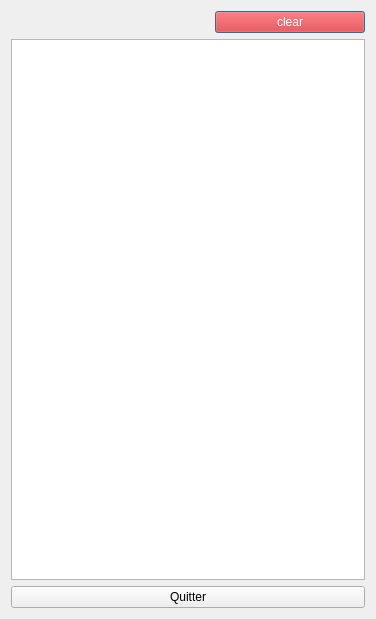
Above: historydialog.ui from bemmofulbert/Vernam_crypt_App before the change. Below: the same form after it.
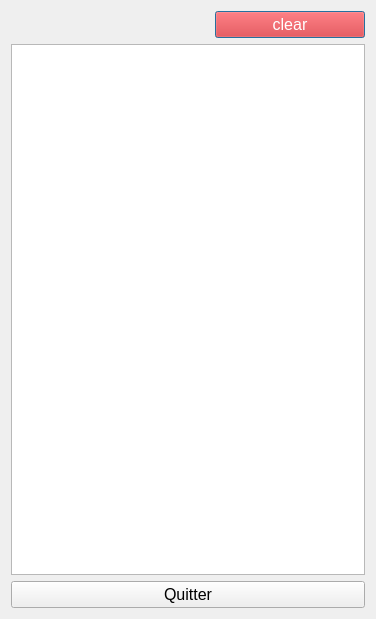
That is the form after the change. Icons and pictures are not drawn.

Patch:
```diff
--- a/historydialog.ui
+++ b/historydialog.ui
@@ -44,6 +44,12 @@
      </property>
      <item>
       <spacer name="horizontalSpacer">
+       <property name="font">
+        <font>
+         <pointsize>12</pointsize>
+         <stylestrategy>PreferDefault</stylestrategy>
+        </font>
+       </property>
        <property name="orientation">
         <enum>Qt::Horizontal</enum>
        </property>
@@ -69,6 +75,12 @@
          <height>16777215</height>
         </size>
        </property>
+       <property name="font">
+        <font>
+         <pointsize>12</pointsize>
+         <stylestrategy>PreferDefault</stylestrategy>
+        </font>
+       </property>
        <property name="autoFillBackground">
         <bool>false</bool>
        </property>
@@ -88,6 +100,12 @@
    </item>
    <item>
     <widget class="QListWidget" name="his_listWid">
+     <property name="font">
+      <font>
+       <pointsize>12</pointsize>
+       <stylestrategy>PreferDefault</stylestrategy>
+      </font>
+     </property>
      <property name="mouseTracking">
       <bool>true</bool>
      </property>
@@ -113,6 +131,12 @@
        <verstretch>0</verstretch>
       </sizepolicy>
      </property>
+     <property name="font">
+      <font>
+       <pointsize>12</pointsize>
+       <stylestrategy>PreferDefault</stylestrategy>
+      </font>
+     </property>
      <property name="styleSheet">
       <string notr="true">:hover{background-color:green}</string>
      </property>
```
